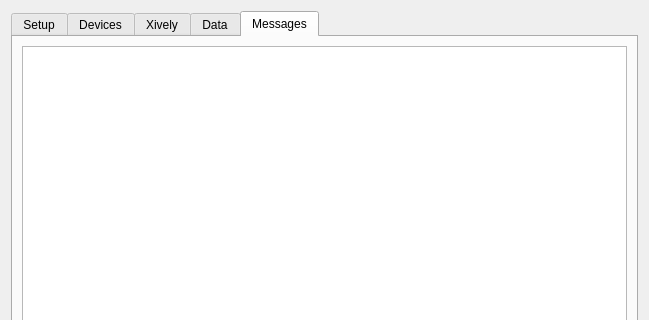
Qt form src/brickv/ui/logger_setup.ui (D4wN/brickv) before a commit; both pictures show x 0 to 649 and y 0 to 320 of the 649 by 499 pixel window.
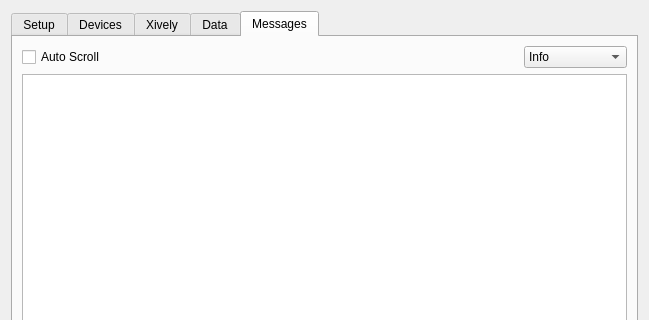
The same form after that commit. The open tabs and pages were chosen to show the change.

```diff
--- a/src/brickv/ui/logger_setup.ui
+++ b/src/brickv/ui/logger_setup.ui
@@ -588,15 +588,58 @@
         <attribute name="title">
          <string>Messages</string>
         </attribute>
-        <layout class="QVBoxLayout" name="verticalLayout_3">
-         <item>
-          <widget class="QTextEdit" name="txt_console">
-           <property name="readOnly">
-            <bool>true</bool>
+        <layout class="QGridLayout" name="gridLayout_10">
+         <item row="0" column="0">
+          <widget class="QCheckBox" name="checkbox_console_auto_scroll">
+           <property name="text">
+            <string>Auto Scroll</string>
            </property>
           </widget>
          </item>
-         <item>
+         <item row="0" column="2">
+          <spacer name="horizontalSpacer_8">
+           <property name="orientation">
+            <enum>Qt::Horizontal</enum>
+           </property>
+           <property name="sizeHint" stdset="0">
+            <size>
+             <width>40</width>
+             <height>20</height>
+            </size>
+           </property>
+          </spacer>
+         </item>
+         <item row="0" column="3">
+          <widget class="QComboBox" name="combo_console_level">
+           <property name="currentIndex">
+            <number>1</number>
+           </property>
+           <item>
+            <property name="text">
+             <string>Debug</string>
+            </property>
+           </item>
+           <item>
+            <property name="text">
+             <string>Info</string>
+            </property>
+           </item>
+           <item>
+            <property name="text">
+             <string>Warning</string>
+            </property>
+           </item>
+           <item>
+            <property name="text">
+             <string>Error / Critical</string>
+            </property>
+           </item>
+          </widget>
+         </item>
+         <item row="1" column="0" colspan="4">
+          <widget class="QTextBrowser" name="txt_console"/>
+         </item>
+         <item row="2" column="0" colspan="4">
           <widget class="QPushButton" name="btn_console_clear">
            <property name="focusPolicy">
             <enum>Qt::TabFocus</enum>
```
Left out of the diff: 25 changed lines with no effect on the pictures.
